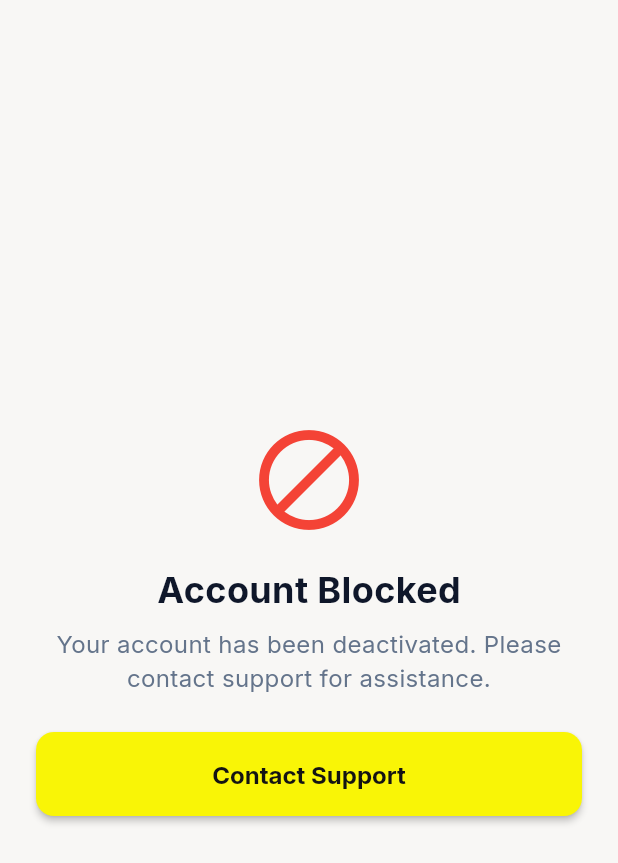
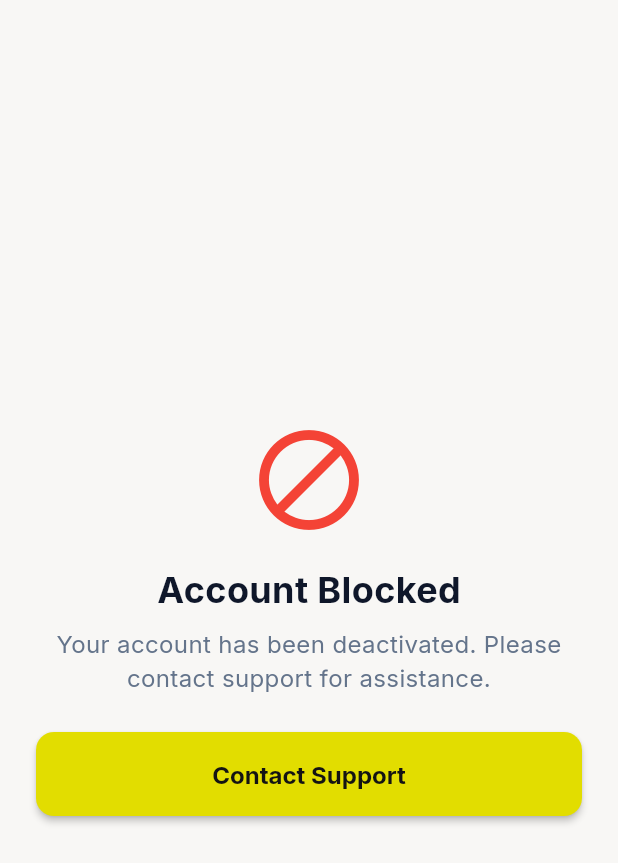
Before and after one commit to rehanahmd218/tasklink_flutter_app, a Flutter app: the BlockedScreen screen opened directly, on a phone screen of 412 x 824 dp. Shown: the top 863 px of the screen. Run offline on Flutter 3.47's test engine with Material 3 defaults, Android fonts, the phone set to English and light mode, and no system bars; our stand-ins replace cached_network_image, dio, flutter_map, flutter_rating_bar, flutter_secure_storage, geolocator and 7 more; accounts and stored records are empty; network calls fail; project files that could hold a hidden picture were left out.

Commit message:
refactor: replace AppColors with TColors across the application

```diff
--- a/lib/common/widgets/custom_shapes/containers/circular_container.dart
+++ b/lib/common/widgets/custom_shapes/containers/circular_container.dart
@@ -1,5 +1,5 @@
 import 'package:flutter/material.dart';
-import 'package:tasklink/utils/constants/app_colors.dart';
+import 'package:tasklink/utils/constants/colors.dart';
 
 class CircularContainer extends StatelessWidget {
   final double? width;
@@ -38,9 +38,9 @@
         decoration: BoxDecoration(
           borderRadius: BorderRadius.circular(radius),
           color:
-              backgroundColor ?? (isDark ? AppColors.black : AppColors.white),
+              backgroundColor ?? (isDark ? TColors.black : TColors.white),
           border: showBorder
-              ? Border.all(color: borderColor ?? AppColors.borderPrimary)
+              ? Border.all(color: borderColor ?? TColors.borderPrimary)
               : null,
         ),
         child: child,
--- a/lib/common/widgets/icons/rounded_icon.dart
+++ b/lib/common/widgets/icons/rounded_icon.dart
@@ -1,5 +1,5 @@
 import 'package:flutter/material.dart';
-import 'package:tasklink/utils/constants/app_colors.dart';
+import 'package:tasklink/utils/constants/colors.dart';
 
 class RoundedIcon extends StatelessWidget {
   final double? width, height;
@@ -33,8 +33,8 @@
         color:
             backgroundColor ??
             (isDark
-                ? AppColors.black.withValues(alpha: 0.9)
-                : AppColors.white.withValues(alpha: 0.9)),
+                ? TColors.black.withValues(alpha: 0.9)
+                : TColors.white.withValues(alpha: 0.9)),
         borderRadius: BorderRadius.circular(borderRadius),
       ),
       child: IconButton(
--- a/lib/common/widgets/images/circular_image.dart
+++ b/lib/common/widgets/images/circular_image.dart
@@ -1,6 +1,6 @@
 import 'package:cached_network_image/cached_network_image.dart';
 import 'package:flutter/material.dart';
-import 'package:tasklink/utils/constants/app_colors.dart';
+import 'package:tasklink/utils/constants/colors.dart';
 
 class CircularImage extends StatelessWidget {
   final double width, height, padding;
@@ -31,7 +31,7 @@
       height: height,
       padding: EdgeInsets.all(padding),
       decoration: BoxDecoration(
-        color: backgroundColor ?? (isDark ? AppColors.black : AppColors.white),
+        color: backgroundColor ?? (isDark ? TColors.black : TColors.white),
         borderRadius: BorderRadius.circular(100),
       ),
       child: ClipRRect(
--- a/lib/common/widgets/images/rounded_image.dart
+++ b/lib/common/widgets/images/rounded_image.dart
@@ -1,6 +1,6 @@
 import 'package:flutter/material.dart';
 import 'package:cached_network_image/cached_network_image.dart';
-import 'package:tasklink/utils/constants/app_colors.dart';
+import 'package:tasklink/utils/constants/colors.dart';
 
 class RoundedImage extends StatelessWidget {
   final double? width, height;
@@ -44,8 +44,8 @@
           color:
               backgroundColor ??
               (isDark
-                  ? AppColors.backgroundDark
-                  : AppColors.backgroundLight), // Fallback
+                  ? TColors.backgroundDark
+                  : TColors.backgroundLight), // Fallback
           borderRadius: BorderRadius.circular(borderRadius),
         ),
         child: ClipRRect(
--- a/lib/features/bids/bid_management/screens/bid_management_screen.dart
+++ b/lib/features/bids/bid_management/screens/bid_management_screen.dart
@@ -6,7 +6,7 @@
 import 'package:tasklink/models/tasks/bid_model.dart';
 import 'package:tasklink/models/tasks/task_model.dart';
 import 'package:tasklink/routes/routes.dart';
-import 'package:tasklink/utils/constants/app_colors.dart';
+import 'package:tasklink/utils/constants/colors.dart';
 import 'package:tasklink/utils/formatters/date_formatter.dart';
 
 import 'package:tasklink/common/widgets/buttons/secondary_button.dart';
@@ -204,7 +204,7 @@
               }
             },
             style: ElevatedButton.styleFrom(
-              backgroundColor: AppColors.primary,
+              backgroundColor: TColors.primary,
               foregroundColor: Colors.black,
               padding: const EdgeInsets.symmetric(vertical: 16),
               shape: RoundedRectangleBorder(
@@ -246,7 +246,7 @@
           icon: Icons.chat_bubble_outline,
           height: 48,
           borderRadius: 30,
-          foregroundColor: isDark ? Colors.white : AppColors.textPrimary,
+          foregroundColor: isDark ? Colors.white : TColors.textPrimary,
           borderColor: isDark ? Colors.grey[600] : Colors.grey[300],
         ),
         const SizedBox(height: 12),
--- a/lib/features/bids/bid_management/screens/widgets/bid_task_preview.dart
+++ b/lib/features/bids/bid_management/screens/widgets/bid_task_preview.dart
@@ -1,7 +1,7 @@
 import 'package:flutter/material.dart';
 import 'package:google_fonts/google_fonts.dart';
 import 'package:cached_network_image/cached_network_image.dart';
-import '../../../../../utils/constants/app_colors.dart';
+import '../../../../../utils/constants/colors.dart';
 
 class BidTaskPreview extends StatelessWidget {
   final String title;
@@ -71,7 +71,7 @@
                       style: GoogleFonts.inter(
                         fontSize: 16,
                         fontWeight: FontWeight.w600,
-                        color: isDark ? Colors.white : AppColors.textPrimary,
+                        color: isDark ? Colors.white : TColors.textPrimary,
                       ),
                       maxLines: 1,
                       overflow: TextOverflow.ellipsis,
@@ -92,7 +92,7 @@
               ),
               Icon(
                 Icons.chevron_right,
-                color: isDark ? Colors.white : AppColors.textPrimary,
+                color: isDark ? Colors.white : TColors.textPrimary,
               ),
             ],
           ),
--- a/lib/features/reviews/screens/all_reviews_screen.dart
+++ b/lib/features/reviews/screens/all_reviews_screen.dart
@@ -159,10 +159,10 @@
   }
 
   @override
-  double get maxExtent => 64;
+  double get maxExtent => 88;
 
   @override
-  double get minExtent => 64;
+  double get minExtent => 88;
 
   @override
   bool shouldRebuild(covariant SliverPersistentHeaderDelegate oldDelegate) {
--- a/lib/theme/app_theme.dart
+++ b/lib/theme/app_theme.dart
@@ -1,5 +1,5 @@
 import 'package:flutter/material.dart';
-import 'package:tasklink/utils/constants/app_colors.dart';
+import 'package:tasklink/utils/constants/colors.dart';
 import 'package:tasklink/theme/text_styles.dart';
 
 class AppTheme {
@@ -9,32 +9,32 @@
     useMaterial3: true,
     fontFamily: 'Inter',
     brightness: Brightness.light,
-    primaryColor: AppColors.primary,
-    scaffoldBackgroundColor: AppColors.backgroundLight,
+    primaryColor: TColors.primary,
+    scaffoldBackgroundColor: TColors.backgroundLight,
     textTheme: AppTextStyles.lightTextTheme,
     elevatedButtonTheme: ElevatedButtonThemeData(
       style: ElevatedButton.styleFrom(
         elevation: 0,
-        foregroundColor: AppColors.textPrimary,
-        backgroundColor: AppColors.primary,
-        disabledForegroundColor: AppColors.grey,
-        disabledBackgroundColor: AppColors.grey,
-        side: const BorderSide(color: AppColors.primary),
+        foregroundColor: TColors.textPrimary,
+        backgroundColor: TColors.primary,
+        disabledForegroundColor: TColors.grey,
+        disabledBackgroundColor: TColors.grey,
+        side: const BorderSide(color: TColors.primary),
         padding: const EdgeInsets.symmetric(vertical: 18),
         textStyle: const TextStyle(
           fontSize: 16,
-          color: AppColors.textPrimary,
+          color: TColors.textPrimary,
           fontWeight: FontWeight.w600,
         ),
         shape: RoundedRectangleBorder(borderRadius: BorderRadius.circular(12)),
       ),
     ),
     appBarTheme: const AppBarTheme(
-      backgroundColor: AppColors.backgroundLight,
+      backgroundColor: TColors.backgroundLight,
       surfaceTintColor: Colors.transparent,
       elevation: 0,
-      iconTheme: IconThemeData(color: AppColors.black, size: 24),
-      actionsIconTheme: IconThemeData(color: AppColors.black, size: 24),
+      iconTheme: IconThemeData(color: TColors.black, size: 24),
+      actionsIconTheme: IconThemeData(color: TColors.black, size: 24),
     ),
   );
 
@@ -42,32 +42,32 @@
     useMaterial3: true,
     fontFamily: 'Inter',
     brightness: Brightness.dark,
-    primaryColor: AppColors.primary,
-    scaffoldBackgroundColor: AppColors.backgroundDark,
+    primaryColor: TColors.primary,
+    scaffoldBackgroundColor: TColors.backgroundDark,
     textTheme: AppTextStyles.darkTextTheme,
     elevatedButtonTheme: ElevatedButtonThemeData(
       style: ElevatedButton.styleFrom(
         elevation: 0,
-        foregroundColor: AppColors.textPrimary,
-        backgroundColor: AppColors.primary,
-        disabledForegroundColor: AppColors.grey,
-        disabledBackgroundColor: AppColors.darkGrey,
-        side: const BorderSide(color: AppColors.primary),
+        foregroundColor: TColors.textPrimary,
+        backgroundColor: TColors.primary,
+        disabledForegroundColor: TColors.grey,
+        disabledBackgroundColor: TColors.darkGrey,
+        side: const BorderSide(color: TColors.primary),
         padding: const EdgeInsets.symmetric(vertical: 18),
         textStyle: const TextStyle(
           fontSize: 16,
-          color: AppColors.textPrimary,
+          color: TColors.textPrimary,
           fontWeight: FontWeight.w600,
         ),
         shape: RoundedRectangleBorder(borderRadius: BorderRadius.circular(12)),
       ),
     ),
     appBarTheme: const AppBarTheme(
-      backgroundColor: AppColors.backgroundDark,
+      backgroundColor: TColors.backgroundDark,
       surfaceTintColor: Colors.transparent,
       elevation: 0,
-      iconTheme: IconThemeData(color: AppColors.white, size: 24),
-      actionsIconTheme: IconThemeData(color: AppColors.white, size: 24),
+      iconTheme: IconThemeData(color: TColors.white, size: 24),
+      actionsIconTheme: IconThemeData(color: TColors.white, size: 24),
     ),
   );
 }
--- a/lib/theme/text_styles.dart
+++ b/lib/theme/text_styles.dart
@@ -1,6 +1,6 @@
 import 'package:flutter/material.dart';
 import 'package:google_fonts/google_fonts.dart';
-import '../utils/constants/app_colors.dart';
+import '../utils/constants/colors.dart';
 
 class AppTextStyles {
   AppTextStyles._();
@@ -9,71 +9,71 @@
     displayLarge: GoogleFonts.inter(
       fontSize: 32.0,
       fontWeight: FontWeight.bold,
-      color: AppColors.textPrimary,
+      color: TColors.textPrimary,
     ),
     displayMedium: GoogleFonts.inter(
       fontSize: 24.0,
       fontWeight: FontWeight.w600,
-      color: AppColors.textPrimary,
+      color: TColors.textPrimary,
     ),
     displaySmall: GoogleFonts.inter(
       fontSize: 18.0,
       fontWeight: FontWeight.w600,
-      color: AppColors.textPrimary,
+      color: TColors.textPrimary,
     ),
 
     headlineMedium: GoogleFonts.inter(
       fontSize: 24.0,
       fontWeight: FontWeight.w600,
-      color: AppColors.textPrimary,
+      color: TColors.textPrimary,
     ),
     headlineSmall: GoogleFonts.inter(
       fontSize: 18.0,
       fontWeight: FontWeight.w600,
-      color: AppColors.textPrimary,
+      color: TColors.textPrimary,
     ),
 
     titleLarge: GoogleFonts.inter(
       fontSize: 16.0,
       fontWeight: FontWeight.w600,
-      color: AppColors.textPrimary,
+      color: TColors.textPrimary,
     ),
     titleMedium: GoogleFonts.inter(
       fontSize: 16.0,
       fontWeight: FontWeight.w500,
-      color: AppColors.textPrimary,
+      color: TColors.textPrimary,
     ),
     titleSmall: GoogleFonts.inter(
       fontSize: 16.0,
       fontWeight: FontWeight.w400,
-      color: AppColors.textPrimary,
+      color: TColors.textPrimary,
     ),
 
     bodyLarge: GoogleFonts.inter(
       fontSize: 14.0,
       fontWeight: FontWeight.w500,
-      color: AppColors.textPrimary,
+      color: TColors.textPrimary,
     ),
     bodyMedium: GoogleFonts.inter(
       fontSize: 14.0,
       fontWeight: FontWeight.normal,
-      color: AppColors.textPrimary,
+      color: TColors.textPrimary,
     ),
     bodySmall: GoogleFonts.inter(
       fontSize: 14.0,
       fontWeight: FontWeight.w500,
-      color: AppColors.textPrimary.withValues(alpha: 0.5),
+      color: TColors.textPrimary.withValues(alpha: 0.5),
     ),
 
     labelLarge: GoogleFonts.inter(
       fontSize: 12.0,
       fontWeight: FontWeight.normal,
-      color: AppColors.textPrimary,
+      color: TColors.textPrimary,
     ),
     labelMedium: GoogleFonts.inter(
       fontSize: 12.0,
       fontWeight: FontWeight.normal,
-      color: AppColors.textPrimary.withValues(alpha: 0.5),
+      color: TColors.textPrimary.withValues(alpha: 0.5),
     ),
   );
 
@@ -81,71 +81,71 @@
     displayLarge: GoogleFonts.inter(
       fontSize: 32.0,
       fontWeight: FontWeight.bold,
-      color: AppColors.darkTextPrimary,
+      color: TColors.darkTextPrimary,
     ),
     displayMedium: GoogleFonts.inter(
       fontSize: 24.0,
       fontWeight: FontWeight.w600,
-      color: AppColors.darkTextPrimary,
+      color: TColors.darkTextPrimary,
     ),
     displaySmall: GoogleFonts.inter(
       fontSize: 18.0,
       fontWeight: FontWeight.w600,
-      color: AppColors.darkTextPrimary,
+      color: TColors.darkTextPrimary,
     ),
 
     headlineMedium: GoogleFonts.inter(
       fontSize: 24.0,
       fontWeight: FontWeight.w600,
-      color: AppColors.darkTextPrimary,
+      color: TColors.darkTextPrimary,
     ),
     headlineSmall: GoogleFonts.inter(
       fontSize: 18.0,
       fontWeight: FontWeight.w600,
-      color: AppColors.darkTextPrimary,
+      color: TColors.darkTextPrimary,
     ),
 
     titleLarge: GoogleFonts.inter(
       fontSize: 16.0,
       fontWeight: FontWeight.w600,
-      color: AppColors.darkTextPrimary,
+      color: TColors.darkTextPrimary,
     ),
     titleMedium: GoogleFonts.inter(
       fontSize: 16.0,
       fontWeight: FontWeight.w500,
-      color: AppColors.darkTextPrimary,
+      color: TColors.darkTextPrimary,
     ),
     titleSmall: GoogleFonts.inter(
       fontSize: 16.0,
       fontWeight: FontWeight.w400,
-      color: AppColors.darkTextPrimary,
+      color: TColors.darkTextPrimary,
     ),
 
     bodyLarge: GoogleFonts.inter(
       fontSize: 14.0,
       fontWeight: FontWeight.w500,
-      color: AppColors.darkTextPrimary,
+      color: TColors.darkTextPrimary,
     ),
     bodyMedium: GoogleFonts.inter(
       fontSize: 14.0,
       fontWeight: FontWeight.normal,
-      color: AppColors.darkTextPrimary,
+      color: TColors.darkTextPrimary,
     ),
     bodySmall: GoogleFonts.inter(
       fontSize: 14.0,
       fontWeight: FontWeight.w500,
-      color: AppColors.darkTextPrimary.withValues(alpha: 0.5),
+      color: TColors.darkTextPrimary.withValues(alpha: 0.5),
     ),
 
     labelLarge: GoogleFonts.inter(
       fontSize: 12.0,
       fontWeight: FontWeight.normal,
-      color: AppColors.darkTextPrimary,
+      color: TColors.darkTextPrimary,
     ),
     labelMedium: GoogleFonts.inter(
       fontSize: 12.0,
       fontWeight: FontWeight.normal,
-      color: AppColors.darkTextPrimary.withValues(alpha: 0.5),
+      color: TColors.darkTextPrimary.withValues(alpha: 0.5),
     ),
   );
 }
--- a/lib/utils/constants/app_colors.dart
+++ /dev/null
@@ -1,48 +0,0 @@
-import 'package:flutter/material.dart';
-
-class AppColors {
-  AppColors._();
-
-  // App Basic Colors
-  static const Color primary = Color(0xFFf9f506);
-  static const Color secondary = Color(0xFFFFE24B);
-
-  static const Color tertiary = Color(0xFF00C853);
-  static const Color accent = Color(0xFFb0c7ff);
-
-  // Background Colors
-  static const Color backgroundLight = Color(0xFFf8f7f5);
-  static const Color backgroundDark = Color.fromARGB(255, 19, 19, 19);
-
-  // Container Colors
-  static const Color darkContainer = Color(0xFF292524); // Stone 800
-  static const Color lightContainer = Colors.white;
-
-  // Text Colors
-  static const Color textPrimary = Color(0xFF0f172a); // Slate 900
-  static const Color textSecondary = Color(0xFF64748b); // Slate 500
-  static const Color textWhite = Colors.white;
-
-  static const Color darkTextPrimary = Color(0xFFf8fafc); // Slate 50
-  static const Color darkTextSecondary = Color(0xFF94a3b8); // Slate 400
-
-  // Border Colors
-  static const Color borderPrimary = Color(0xFFD9D9D9);
-  static const Color borderSecondary = Color(0xFFe2e8f0);
-  static const Color darkBorderPrimary = Color(0xFF44403c); // Stone 700
-
-  // Error and Validation Colors
-  static const Color error = Color(0xFFd32f2f);
-  static const Color success = Color(0xFF388E3C);
-  static const Color warning = Color(0xFFF57C00);
-  static const Color info = Color(0xFF1976D2);
-
-  // Neutral Shades
-  static const Color black = Color(0xFF232323);
-  static const Color darkerGrey = Color(0xFF4F4F4F);
-  static const Color darkGrey = Color(0xFF939393);
-  static const Color grey = Color(0xFFE0E0E0);
-  static const Color softGrey = Color(0xFFF4F4F4);
-  static const Color lightGrey = Color(0xFFF9F9F9);
-  static const Color white = Colors.white;
-}
--- a/lib/utils/constants/colors.dart
+++ b/lib/utils/constants/colors.dart
@@ -2,10 +2,14 @@
 
 class TColors {
   TColors._();
+  // Original Backup Colors
+  // App Basic Colors
+  // static const Color primary = Color(0xFFf9f506);
+  // static const Color secondary = Color(0xFFFFE24B);
 
-  // App Basic Colors
-  static const Color primary = Color(0xFFf9f506);
-  static const Color secondary = Color(0xFFFFE24B); // Example secondary
+   // Example secondary
+  static const Color primary = Color(0xFFE2DD00);   // Slightly lighter yellow
+  static const Color secondary = Color(0xFFE2C94D); // Slightly lighter gold
 
 
 
--- a/lib/utils/http/api_config.dart
+++ b/lib/utils/http/api_config.dart
@@ -14,6 +14,8 @@
   /// ### Base url for Mobile
   // static const String baseUrl = 'http://192.168.137.247:8000/api/v1/';
   static const String baseUrl = 'http://10.8.24.129:8000/api/v1/';
+
+  // static const String baseUrl = 'https://taskonnect.me/api/v1/';
 
   /// Timeouts
   static const int connectTimeout = 30;
```
Also changed, not shown: lib/common/widgets/chips/custom_chips.dart (+10 -10 lines), lib/features/bids/bids_poster_view/bids_poster_view.dart (+14 -14 lines), lib/features/bids/bids_tasker_view/bids_tasker_view.dart (+5 -5 lines), lib/features/bids/bids_tasker_view/widgets/my_bid_card.dart (+34 -34 lines), lib/features/ratings/screens/widgets/role_toggle_widget.dart (line endings or trailing spaces).
